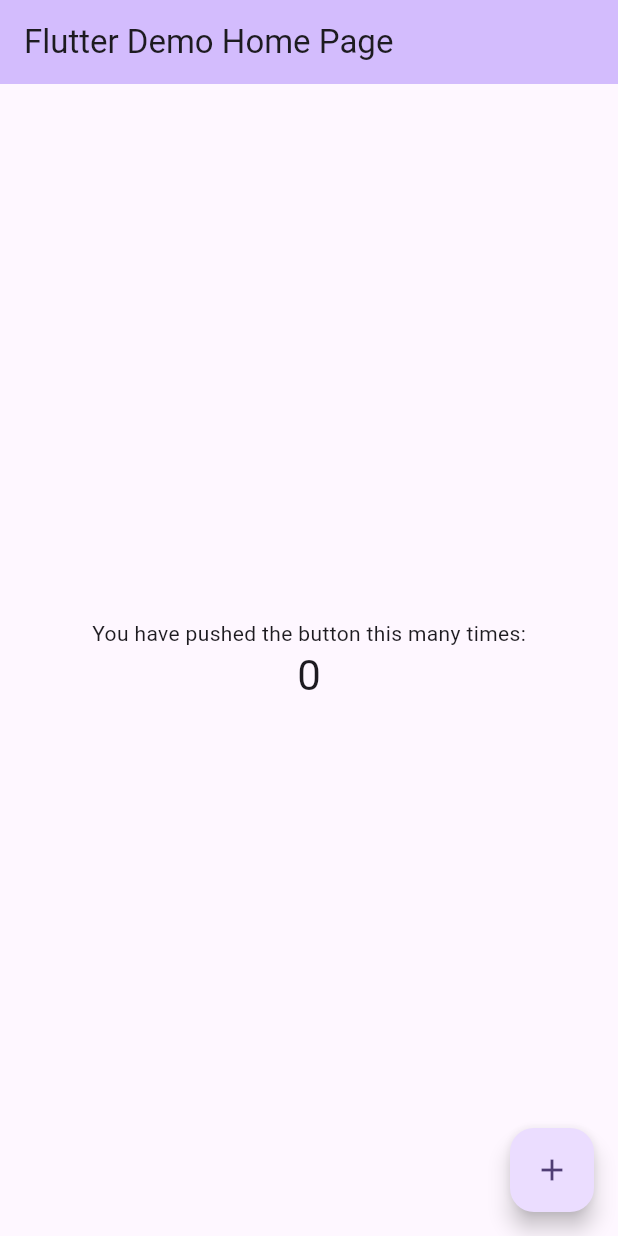
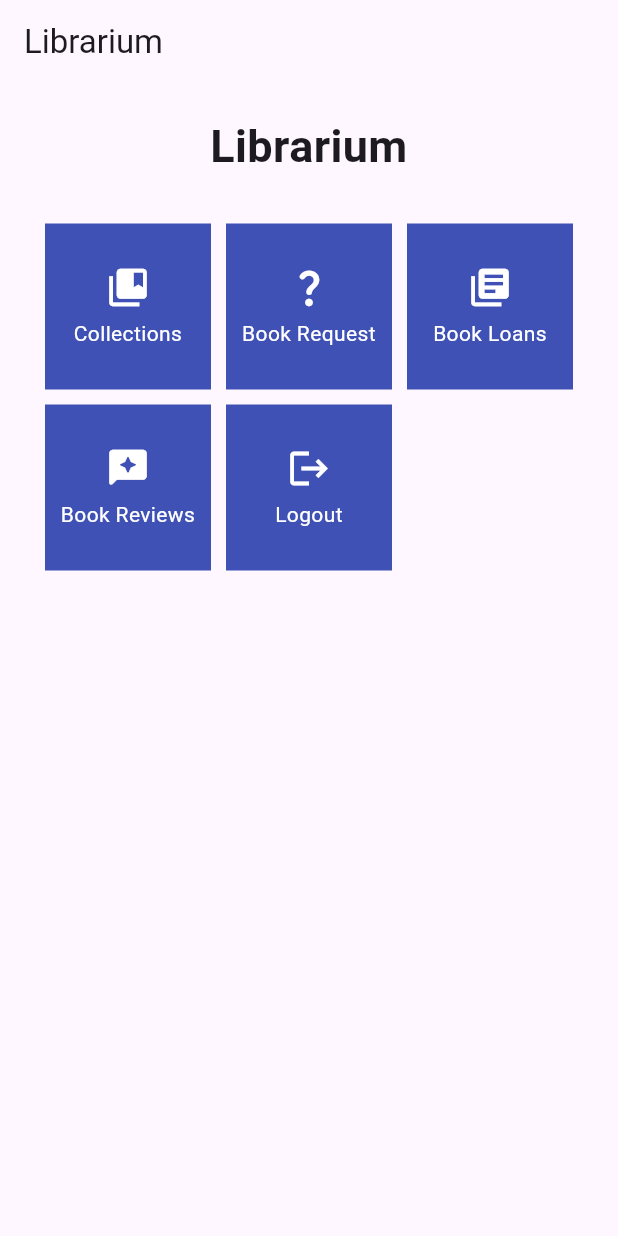
Before and after one commit to ConeGroup/librarium-mob, a Flutter app: the screen it shows after launch, on a phone screen of 412 x 824 dp. Run offline on Flutter 3.47's test engine with Material 3 defaults, Android fonts, the phone set to English and light mode, and no system bars.

Commit message:
main menu

```diff
--- a/lib/main.dart
+++ b/lib/main.dart
@@ -1,4 +1,6 @@
 import 'package:flutter/material.dart';
+import 'package:librarium_mob/pages/review_form.dart';
+import 'package:librarium_mob/pages/menu.dart';
 
 void main() {
   runApp(const MyApp());
@@ -11,7 +13,7 @@ class MyApp extends StatelessWidget {
   @override
   Widget build(BuildContext context) {
     return MaterialApp(
-      title: 'Flutter Demo',
+      title: 'Librarium',
       theme: ThemeData(
         // This is the theme of your application.
         //
@@ -31,95 +33,7 @@ class MyApp extends StatelessWidget {
         colorScheme: ColorScheme.fromSeed(seedColor: Colors.deepPurple),
         useMaterial3: true,
       ),
-      home: const MyHomePage(title: 'Flutter Demo Home Page'),
+      home: MyHomePage(),
     );
   }
 }
-
-class MyHomePage extends StatefulWidget {
-  const MyHomePage({super.key, required this.title});
-
-  // This widget is the home page of your application. It is stateful, meaning
-  // that it has a State object (defined below) that contains fields that affect
-  // how it looks.
-
-  // This class is the configuration for the state. It holds the values (in this
-  // case the title) provided by the parent (in this case the App widget) and
-  // used by the build method of the State. Fields in a Widget subclass are
-  // always marked "final".
-
-  final String title;
-
-  @override
-  State<MyHomePage> createState() => _MyHomePageState();
-}
-
-class _MyHomePageState extends State<MyHomePage> {
-  int _counter = 0;
-
-  void _incrementCounter() {
-    setState(() {
-      // This call to setState tells the Flutter framework that something has
-      // changed in this State, which causes it to rerun the build method below
-      // so that the display can reflect the updated values. If we changed
-      // _counter without calling setState(), then the build method would not be
-      // called again, and so nothing would appear to happen.
-      _counter++;
-    });
-  }
-
-  @override
-  Widget build(BuildContext context) {
-    // This method is rerun every time setState is called, for instance as done
-    // by the _incrementCounter method above.
-    //
-    // The Flutter framework has been optimized to make rerunning build methods
-    // fast, so that you can just rebuild anything that needs updating rather
-    // than having to individually change instances of widgets.
-    return Scaffold(
-      appBar: AppBar(
-        // TRY THIS: Try changing the color here to a specific color (to
-        // Colors.amber, perhaps?) and trigger a hot reload to see the AppBar
-        // change color while the other colors stay the same.
-        backgroundColor: Theme.of(context).colorScheme.inversePrimary,
-        // Here we take the value from the MyHomePage object that was created by
-        // the App.build method, and use it to set our appbar title.
-        title: Text(widget.title),
-      ),
-      body: Center(
-        // Center is a layout widget. It takes a single child and positions it
-        // in the middle of the parent.
-        child: Column(
-          // Column is also a layout widget. It takes a list of children and
-          // arranges them vertically. By default, it sizes itself to fit its
-          // children horizontally, and tries to be as tall as its parent.
-          //
-          // Column has various properties to control how it sizes itself and
-          // how it positions its children. Here we use mainAxisAlignment to
-          // center the children vertically; the main axis here is the vertical
-          // axis because Columns are vertical (the cross axis would be
-          // horizontal).
-          //
-          // TRY THIS: Invoke "debug painting" (choose the "Toggle Debug Paint"
-          // action in the IDE, or press "p" in the console), to see the
-          // wireframe for each widget.
-          mainAxisAlignment: MainAxisAlignment.center,
-          children: <Widget>[
-            const Text(
-              'You have pushed the button this many times:',
-            ),
-            Text(
-              '$_counter',
-              style: Theme.of(context).textTheme.headlineMedium,
-            ),
-          ],
-        ),
-      ),
-      floatingActionButton: FloatingActionButton(
-        onPressed: _incrementCounter,
-        tooltip: 'Increment',
-        child: const Icon(Icons.add),
-      ), // This trailing comma makes auto-formatting nicer for build methods.
-    );
-  }
-}
--- a/lib/models/review_model.dart
+++ b/lib/models/review_model.dart
@@ -0,0 +1 @@
+e
--- /dev/null
+++ b/lib/pages/menu.dart
@@ -0,0 +1,135 @@
+import 'package:flutter/material.dart';
+import 'package:librarium_mob/pages/review_form.dart';
+
+class MyHomePage extends StatelessWidget {
+    MyHomePage({Key? key}) : super(key: key);
+
+    final List<LibrariumItem> items = [
+    LibrariumItem("Collections", Icons.collections_bookmark),
+    LibrariumItem("Book Request", Icons.question_mark_rounded),
+    LibrariumItem("Book Loans", Icons.library_books),
+    LibrariumItem("Book Reviews", Icons.reviews_rounded),
+    LibrariumItem("Logout", Icons.logout),
+    ];
+
+    @override
+    Widget build(BuildContext context) {
+    return Scaffold(
+      appBar: AppBar(
+        title: const Text(
+          'Librarium',
+        ),
+      ),
+      body: SingleChildScrollView(
+        // Widget wrapper yang dapat discroll
+        child: Padding(
+          padding: const EdgeInsets.all(10.0), // Set padding dari halaman
+          child: Column(
+            // Widget untuk menampilkan children secara vertikal
+            children: <Widget>[
+              const Padding(
+                padding: EdgeInsets.only(top: 10.0, bottom: 10.0),
+                // Widget Text untuk menampilkan tulisan dengan alignment center dan style yang sesuai
+                child: Text(
+                  'Librarium', // Text yang menandakan toko
+                  textAlign: TextAlign.center,
+                  style: TextStyle(
+                    fontSize: 30,
+                    fontWeight: FontWeight.bold,
+                  ),
+                ),
+              ),
+              // Grid layout
+              GridView.count(
+                // Container pada card kita.
+                primary: true,
+                padding: const EdgeInsets.all(20),
+                crossAxisSpacing: 10,
+                mainAxisSpacing: 10,
+                crossAxisCount: 3,
+                shrinkWrap: true,
+                children: items.map((LibrariumItem item) {
+                  // Iterasi untuk setiap item
+                  return LibrariumCard(item);
+                }).toList(),
+              ),
+            ],
+          ),
+        ),
+      ),
+    );
+    }
+}
+
+class LibrariumItem {
+  final String name;
+  final IconData icon;
+
+  LibrariumItem(this.name, this.icon);
+}
+
+class LibrariumCard extends StatelessWidget {
+  final LibrariumItem item;
+
+  const LibrariumCard(this.item, {super.key}); // Constructor
+
+  @override
+  Widget build(BuildContext context) {
+    return Material(
+      color: Colors.indigo,
+      child: InkWell(
+        // Area responsive terhadap sentuhan
+        onTap: () {
+          // Memunculkan SnackBar ketika diklik
+          ScaffoldMessenger.of(context)
+            ..hideCurrentSnackBar()
+            ..showSnackBar(SnackBar(
+                content: Text("Kamu telah menekan tombol ${item.name}!")));
+
+            // TODO: Navigate ke route yang sesuai (tergantung jenis tombol)
+            // isi sesuai modul yang dikerjakan masing-masing
+          if (item.name == "Collections") {
+            Navigator.push(context,
+            MaterialPageRoute(builder: (context) => const ReviewFormPage()));
+          } else if (item.name == "Book Request") {
+            Navigator.push(context,
+            MaterialPageRoute(builder: (context) => const ReviewFormPage()));
+
+          } else if (item.name == "Book Loans") {
+            Navigator.push(context,
+            MaterialPageRoute(builder: (context) => const ReviewFormPage()));
+
+          } else if (item.name == "Book Reviews") {
+            Navigator.push(context,
+            MaterialPageRoute(builder: (context) => const ReviewFormPage()));
+          } else if (item.name == "Logout") {
+
+          }
+
+        },
+        child: Container(
+          // Container untuk menyimpan Icon dan Text
+          padding: const EdgeInsets.all(8),
+          child: Center(
+            child: Column(
+              mainAxisAlignment: MainAxisAlignment.center,
+              children: [
+                Icon(
+                  item.icon,
+                  color: Colors.white,
+                  size: 30.0,
+                ),
+                const Padding(padding: EdgeInsets.all(3)),
+                Text(
+                  item.name,
+                  textAlign: TextAlign.center,
+                  style: const TextStyle(color: Colors.white),
+                ),
+              ],
+            ),
+          ),
+        ),
+      ),
+    );
+  }
+}
```
Also changed, not shown: lib/pages/review_form.dart (added, +67 -0 lines).
